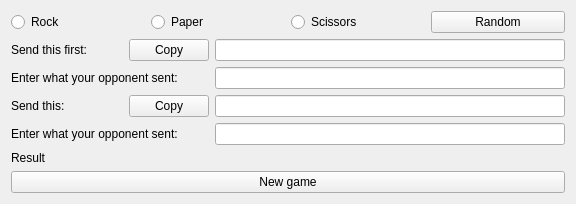
Old version of the form ui/mainwindow.ui in the repository bit-fag/rpsqt.
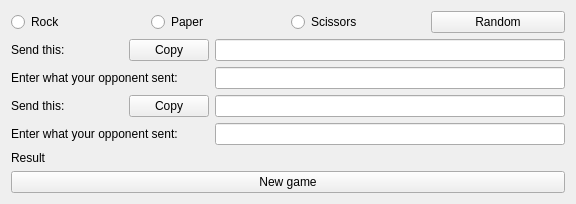
New version of the form. Icons and pictures are not drawn.

Commit message: Send this first: to Send this:

```diff
--- a/ui/mainwindow.ui
+++ b/ui/mainwindow.ui
@@ -125,7 +125,7 @@
         <item>
          <widget class="QLabel" name="myHashLabel">
           <property name="text">
-           <string>Send this first:</string>
+           <string>Send this:</string>
           </property>
          </widget>
         </item>
```
